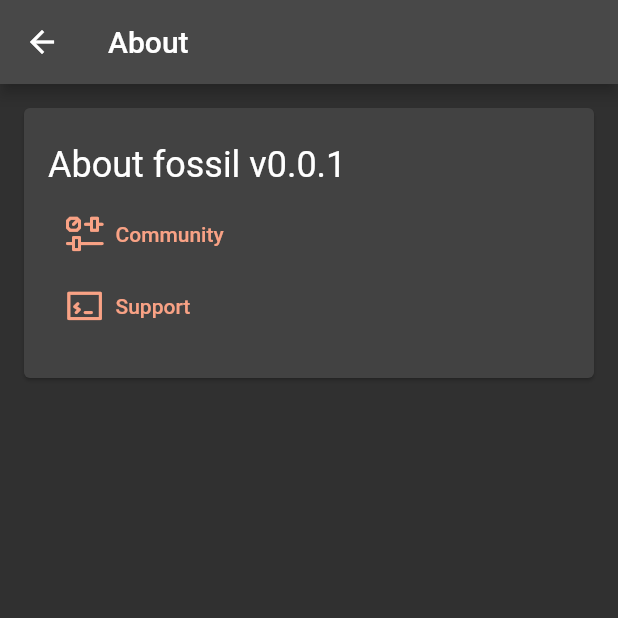
After one commit to pebble-dev/mobile-app, a Flutter app: the AboutTab screen opened directly, after a tap on "Community", on a phone screen of 412 x 824 dp, the top half of it. The commit adds this screen. Run offline on Flutter 3.47's test engine with Material 2 defaults, Android fonts, the phone set to English and light mode, and no system bars; our stand-ins replace package_info, shared_preferences, sqflite, webview_flutter; accounts and stored records are empty.

Commit message:
Add about tab
Add basic about tab with url launching and package info. URL's subject to change

```diff
--- a/lib/ui/home/HomePage.dart
+++ b/lib/ui/home/HomePage.dart
@@ -7,6 +7,7 @@ import 'package:fossil/ui/common/icons/WatchIcon.dart';
 import 'package:fossil/ui/common/icons/fonts/RebbleIconsStroke.dart';
 import 'package:fossil/ui/home/tabs/StoreTab.dart';
 import 'package:fossil/ui/home/tabs/TestTab.dart';
+import 'package:fossil/ui/home/tabs/AboutTab.dart';
 import 'package:fossil/ui/setup/FirstRunPage.dart';
 import 'package:fossil/ui/setup/PairPage.dart';
 import 'package:fossil/ui/test/WatchCarousel.dart';
@@ -25,6 +26,7 @@ class _HomePageState extends State<HomePage> {
     StoreTab(),
     WatchCarousel(),
     Placeholder(), //TODO
+    AboutTab(),
   ];
 
   Map<String, IconData> _tabBarOptions = {
@@ -33,6 +35,7 @@ class _HomePageState extends State<HomePage> {
     "Store": RebbleIconsStroke.rebble_store,
     "Notifications": RebbleIconsStroke.notifications,
     "More": RebbleIconsStroke.menu_horizontal,
+    "About": RebbleIconsStroke.about_app,
   };
 
   void _onTabTap(int index) {
--- /dev/null
+++ b/lib/ui/home/tabs/AboutTab.dart
@@ -0,0 +1,97 @@
+import 'package:flutter/material.dart';
+import 'package:fossil/ui/common/icons/fonts/RebbleIconsStroke.dart';
+import 'package:url_launcher/url_launcher.dart';
+import 'package:package_info/package_info.dart';
+
+class AboutTab extends StatefulWidget {
+  @override
+  State<StatefulWidget> createState() => _AboutTabState();
+
+}
+
+class _AboutTabState extends State<AboutTab> {
+
+  static const communityURL = "http://discord.gg/aRUAYFN";
+  static const supportURL = "https://rebble.io/faq/";
+  String _appVersion = '';
+  String _appName = '';
+
+
+  @override
+  void initState() {
+    super.initState();
+    initPlatformState();
+  }
+
+  initPlatformState() async {
+    PackageInfo packageInfo = await PackageInfo.fromPlatform();
+    String appName = packageInfo.appName;
+    String appVersion = packageInfo.version;
+
+    if (!mounted) return;
+
+    setState(() {
+      _appName = appName;
+      _appVersion = appVersion;
+
+    });
+  }
+
+  @override
+  Widget build(BuildContext context) {
+
+    return Scaffold(
+      appBar: AppBar(
+        title: Text("About"),
+      ),
+      body: SingleChildScrollView(
+        child: Column(
+          children: <Widget>[
+            Card(
+              margin: EdgeInsets.all(16.0),
+              child: Padding(
+                padding: EdgeInsets.symmetric(horizontal: 16.0, vertical: 24.0),
+                child: Column(
+                  crossAxisAlignment: CrossAxisAlignment.start,
+                  children: <Widget>[
+                    Row(),
+                    Text(
+                      "About " + _appName + " v" +_appVersion,
+                      style: Theme.of(context).textTheme.headline5,
+                    ),
+                    SizedBox(height: 8.0),
+                    FlatButton.icon(
+                        label: Text("Community"),
+                        icon: Icon(
+                            RebbleIconsStroke.settings, size: 25.0),
+                        textColor: Theme.of(context).accentColor,
+                        onPressed: () => {launchURL(communityURL)}),
+                    FlatButton.icon(
+                        label: Text("Support"),
+                        icon: Icon(RebbleIconsStroke.developer_connection_console, size: 25.0),
+                        textColor: Theme.of(context).accentColor,
+                        onPressed: () => {launchURL(supportURL)}),
+                  ],
+                ),
+              ),
+            )
+          ],
+        ),
+      ),
+    );
+  }
+
+  launchURL(String url) async {
+    if (await canLaunch(url)) {
+      await launch(url);
+    } else {
+      throw 'Could not launch $url';
+    }
+  }
+
+
+  @override
+  void dispose() {
+    super.dispose();
+  }
+}
--- a/pubspec.yaml
+++ b/pubspec.yaml
@@ -32,6 +32,7 @@ dependencies:
   states_rebuilder: ^2.2.0
   path_provider: ^1.6.11
   sqflite: ^1.3.1
+  package_info: ^0.4.3+2
 
   # The following adds the Cupertino Icons font to your application.
   # Use with the CupertinoIcons class for iOS style icons.
```
